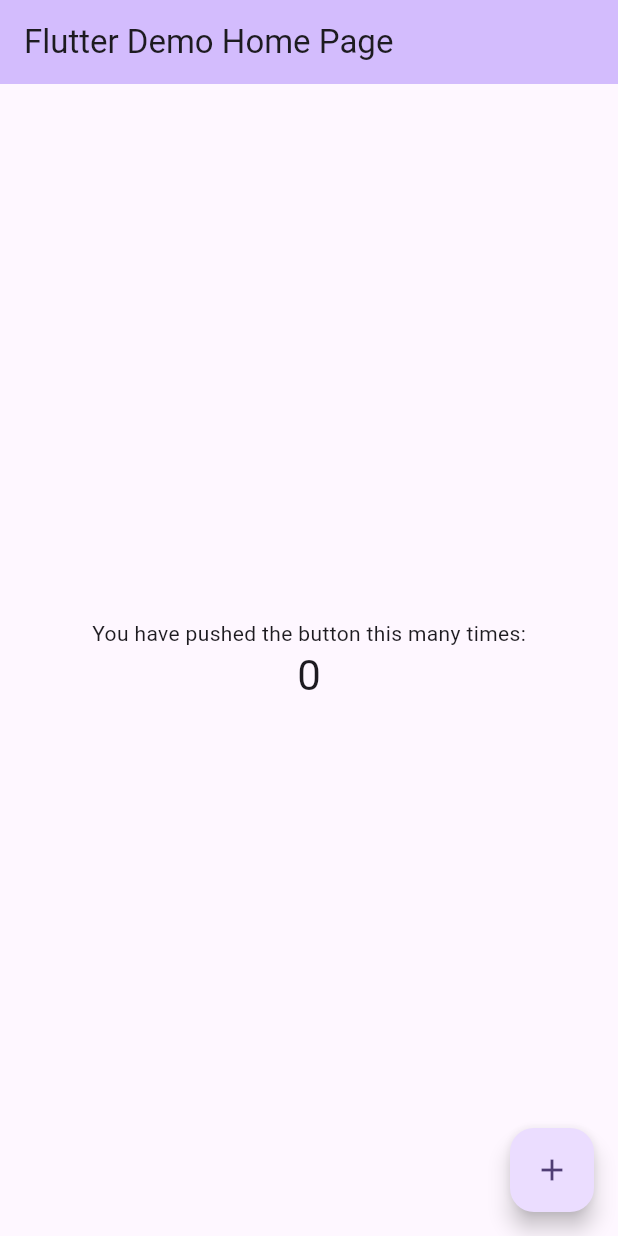
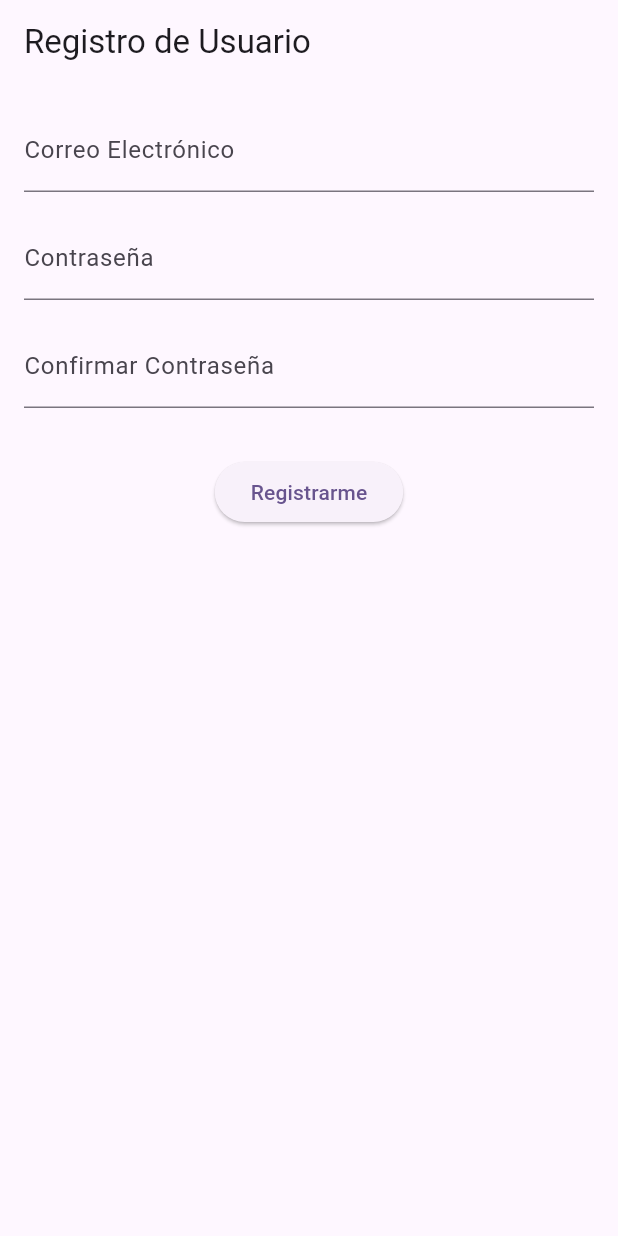
Before and after one commit to raimundoosf/ProyectoTallerSoftware, a Flutter app: the screen it shows after launch, on a phone screen of 412 x 824 dp. Run offline on Flutter 3.47's test engine with Material 3 defaults, Android fonts, the phone set to English and light mode, and no system bars; our stand-ins replace firebase_auth, firebase_core; accounts and stored records are empty.

Commit message:
Add Firebase integration and user registration functionality
- Introduced Firebase configuration files and dependencies.
- Implemented user registration screen with email and password validation.
- Created profile creation screen for new users.
- Updated main application entry point to initialize Firebase.
- Added necessary imports and adjusted project structure for new screens.

```diff
--- a/lib/main.dart
+++ b/lib/main.dart
@@ -1,122 +1,26 @@
 import 'package:flutter/material.dart';
+import 'package:firebase_core/firebase_core.dart';
+import 'firebase_options.dart';
+import 'register_screen.dart'; // Import the register screen
 
-void main() {
+Future<void> main() async {
+  WidgetsFlutterBinding.ensureInitialized();
+  await Firebase.initializeApp(options: DefaultFirebaseOptions.currentPlatform);
   runApp(const MyApp());
 }
 
 class MyApp extends StatelessWidget {
   const MyApp({super.key});
 
-  // This widget is the root of your application.
   @override
   Widget build(BuildContext context) {
     return MaterialApp(
-      title: 'Flutter Demo',
+      title: 'Glooba',
       theme: ThemeData(
-        // This is the theme of your application.
-        //
-        // TRY THIS: Try running your application with "flutter run". You'll see
-        // the application has a purple toolbar. Then, without quitting the app,
-        // try changing the seedColor in the colorScheme below to Colors.green
-        // and then invoke "hot reload" (save your changes or press the "hot
-        // reload" button in a Flutter-supported IDE, or press "r" if you used
-        // the command line to start the app).
-        //
-        // Notice that the counter didn't reset back to zero; the application
-        // state is not lost during the reload. To reset the state, use hot
-        // restart instead.
-        //
-        // This works for code too, not just values: Most code changes can be
-        // tested with just a hot reload.
         colorScheme: ColorScheme.fromSeed(seedColor: Colors.deepPurple),
+        useMaterial3: true,
       ),
-      home: const MyHomePage(title: 'Flutter Demo Home Page'),
+      home: const RegisterScreen(), // Set RegisterScreen as the home
     );
   }
 }
-
-class MyHomePage extends StatefulWidget {
-  const MyHomePage({super.key, required this.title});
-
-  // This widget is the home page of your application. It is stateful, meaning
-  // that it has a State object (defined below) that contains fields that affect
-  // how it looks.
-
-  // This class is the configuration for the state. It holds the values (in this
-  // case the title) provided by the parent (in this case the App widget) and
-  // used by the build method of the State. Fields in a Widget subclass are
-  // always marked "final".
-
-  final String title;
-
-  @override
-  State<MyHomePage> createState() => _MyHomePageState();
-}
-
-class _MyHomePageState extends State<MyHomePage> {
-  int _counter = 0;
-
-  void _incrementCounter() {
-    setState(() {
-      // This call to setState tells the Flutter framework that something has
-      // changed in this State, which causes it to rerun the build method below
-      // so that the display can reflect the updated values. If we changed
-      // _counter without calling setState(), then the build method would not be
-      // called again, and so nothing would appear to happen.
-      _counter++;
-    });
-  }
-
-  @override
-  Widget build(BuildContext context) {
-    // This method is rerun every time setState is called, for instance as done
-    // by the _incrementCounter method above.
-    //
-    // The Flutter framework has been optimized to make rerunning build methods
-    // fast, so that you can just rebuild anything that needs updating rather
-    // than having to individually change instances of widgets.
-    return Scaffold(
-      appBar: AppBar(
-        // TRY THIS: Try changing the color here to a specific color (to
-        // Colors.amber, perhaps?) and trigger a hot reload to see the AppBar
-        // change color while the other colors stay the same.
-        backgroundColor: Theme.of(context).colorScheme.inversePrimary,
-        // Here we take the value from the MyHomePage object that was created by
-        // the App.build method, and use it to set our appbar title.
-        title: Text(widget.title),
-      ),
-      body: Center(
-        // Center is a layout widget. It takes a single child and positions it
-        // in the middle of the parent.
-        child: Column(
-          // Column is also a layout widget. It takes a list of children and
-          // arranges them vertically. By default, it sizes itself to fit its
-          // children horizontally, and tries to be as tall as its parent.
-          //
-          // Column has various properties to control how it sizes itself and
-          // how it positions its children. Here we use mainAxisAlignment to
-          // center the children vertically; the main axis here is the vertical
-          // axis because Columns are vertical (the cross axis would be
-          // horizontal).
-          //
-          // TRY THIS: Invoke "debug painting" (choose the "Toggle Debug Paint"
-          // action in the IDE, or press "p" in the console), to see the
-          // wireframe for each widget.
-          mainAxisAlignment: MainAxisAlignment.center,
-          children: <Widget>[
-            const Text('You have pushed the button this many times:'),
-            Text(
-              '$_counter',
-              style: Theme.of(context).textTheme.headlineMedium,
-            ),
-          ],
-        ),
-      ),
-      floatingActionButton: FloatingActionButton(
-        onPressed: _incrementCounter,
-        tooltip: 'Increment',
-        child: const Icon(Icons.add),
-      ), // This trailing comma makes auto-formatting nicer for build methods.
-    );
-  }
-}
--- /dev/null
+++ b/lib/register_screen.dart
@@ -0,0 +1,118 @@
+import 'package:firebase_auth/firebase_auth.dart';
+import 'package:flutter/material.dart';
+
+import 'profile_creation_screen.dart';
+
+class RegisterScreen extends StatefulWidget {
+  const RegisterScreen({super.key});
+
+  @override
+  State<RegisterScreen> createState() => _RegisterScreenState();
+}
+
+class _RegisterScreenState extends State<RegisterScreen> {
+  final _formKey = GlobalKey<FormState>();
+  final _emailController = TextEditingController();
+  final _passwordController = TextEditingController();
+  final _confirmPasswordController = TextEditingController();
+
+  Future<void> _register() async {
+    if (!_formKey.currentState!.validate()) {
+      return;
+    }
+
+    if (_passwordController.text != _confirmPasswordController.text) {
+      ScaffoldMessenger.of(context).showSnackBar(
+        const SnackBar(content: Text('Las contraseñas no coinciden')),
+      );
+      return;
+    }
+
+    try {
+      await FirebaseAuth.instance.createUserWithEmailAndPassword(
+        email: _emailController.text,
+        password: _passwordController.text,
+      );
+      if (mounted) {
+        Navigator.of(context).pushReplacement(
+          MaterialPageRoute(
+            builder: (context) => const ProfileCreationScreen(),
+          ),
+        );
+      }
+    } on FirebaseAuthException catch (e) {
+      String message;
+      if (e.code == 'email-already-in-use') {
+        message = 'Este correo electrónico ya está en uso';
+      } else {
+        message = 'Ocurrió un error durante el registro.';
+      }
+      ScaffoldMessenger.of(
+        context,
+      ).showSnackBar(SnackBar(content: Text(message)));
+    }
+  }
+
+  @override
+  Widget build(BuildContext context) {
+    return Scaffold(
+      appBar: AppBar(title: const Text('Registro de Usuario')),
+      body: Padding(
+        padding: const EdgeInsets.all(16.0),
+        child: SingleChildScrollView(
+          child: Form(
+            key: _formKey,
+            child: Column(
+              mainAxisAlignment: MainAxisAlignment.center,
+              children: [
+                TextFormField(
+                  controller: _emailController,
+                  decoration: const InputDecoration(
+                    labelText: 'Correo Electrónico',
+                  ),
+                  validator: (value) {
+                    if (value == null || value.isEmpty) {
+                      return 'Por favor ingrese su correo electrónico';
+                    }
+                    return null;
+                  },
+                ),
+                const SizedBox(height: 16.0),
+                TextFormField(
+                  controller: _passwordController,
+                  obscureText: true,
+                  decoration: const InputDecoration(labelText: 'Contraseña'),
+                  validator: (value) {
+                    if (value == null || value.isEmpty) {
+                      return 'Por favor ingrese su contraseña';
+                    }
+                    return null;
+                  },
+                ),
+                const SizedBox(height: 16.0),
+                TextFormField(
+                  controller: _confirmPasswordController,
+                  obscureText: true,
+                  decoration: const InputDecoration(
+                    labelText: 'Confirmar Contraseña',
+                  ),
+                  validator: (value) {
+                    if (value == null || value.isEmpty) {
+                      return 'Por favor confirme su contraseña';
+                    }
+                    return null;
+                  },
+                ),
+                const SizedBox(height: 32.0),
+                ElevatedButton(
+                  onPressed: _register,
+                  child: const Text('Registrarme'),
+                ),
+              ],
+            ),
+          ),
+        ),
+      ),
+    );
+  }
+}
--- a/pubspec.yaml
+++ b/pubspec.yaml
@@ -34,6 +34,8 @@ dependencies:
   # The following adds the Cupertino Icons font to your application.
   # Use with the CupertinoIcons class for iOS style icons.
   cupertino_icons: ^1.0.8
+  firebase_core: ^4.2.1
+  firebase_auth: ^6.1.2
 
 dev_dependencies:
   flutter_test:
```
Also changed, not shown: lib/profile_creation_screen.dart (added, +13 -0 lines), firebase.json (added), lib/firebase_options.dart (added), pubspec.lock, 3 other files.
